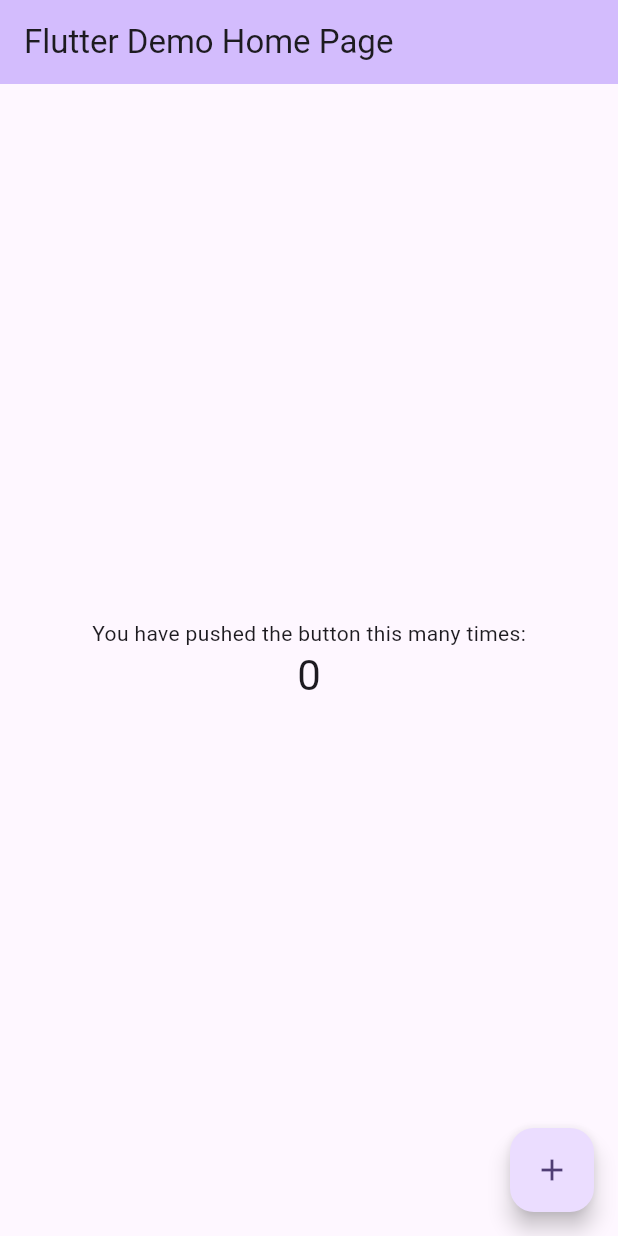
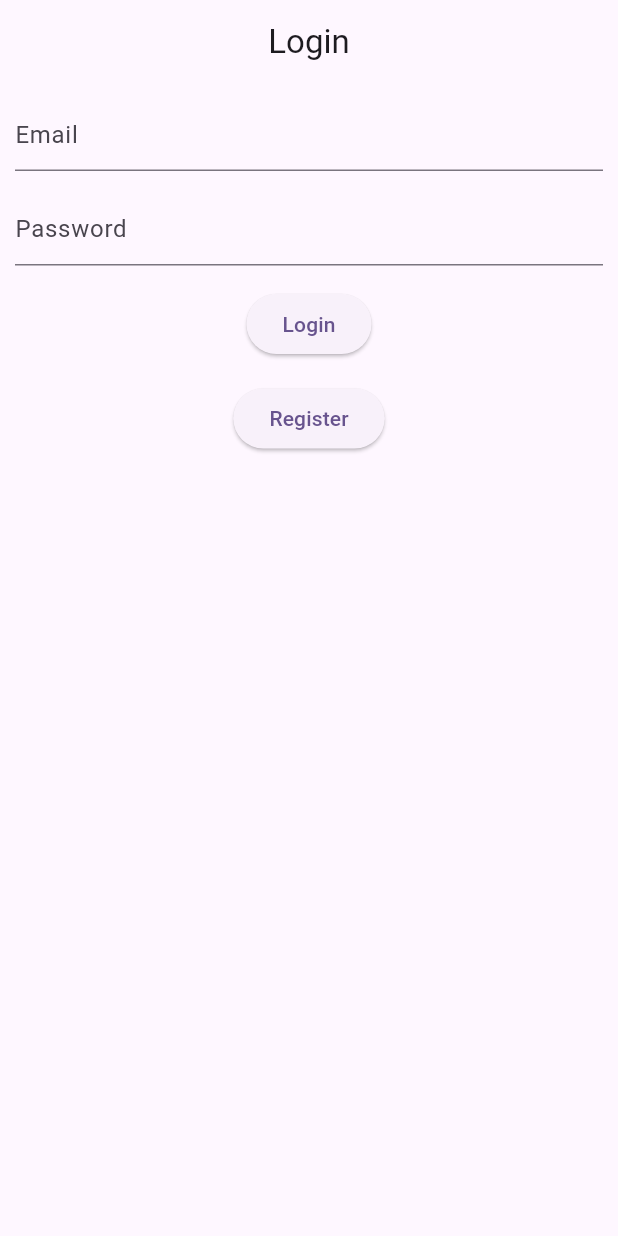
Before and after one commit to Seyam7/blog_flutter, a Flutter app: the screen it shows after launch, on a phone screen of 412 x 824 dp. Run offline on Flutter 3.47's test engine with Material 3 defaults, Android fonts, the phone set to English and light mode, and no system bars; our stand-ins replace get.

Commit message:
splash screen, login screen, register screen design complete

```diff
--- a/lib/main.dart
+++ b/lib/main.dart
@@ -1,4 +1,6 @@
+import 'package:blog_flutter/views/splash_screen.dart';
 import 'package:flutter/material.dart';
+import 'package:get/get.dart';
 
 void main() {
   runApp(const MyApp());
@@ -10,116 +12,14 @@ class MyApp extends StatelessWidget {
   // This widget is the root of your application.
   @override
   Widget build(BuildContext context) {
-    return MaterialApp(
+    return GetMaterialApp(
+      debugShowCheckedModeBanner: false,
       title: 'Flutter Demo',
       theme: ThemeData(
-        // This is the theme of your application.
-        //
-        // TRY THIS: Try running your application with "flutter run". You'll see
-        // the application has a purple toolbar. Then, without quitting the app,
-        // try changing the seedColor in the colorScheme below to Colors.green
-        // and then invoke "hot reload" (save your changes or press the "hot
-        // reload" button in a Flutter-supported IDE, or press "r" if you used
-        // the command line to start the app).
-        //
-        // Notice that the counter didn't reset back to zero; the application
-        // state is not lost during the reload. To reset the state, use hot
-        // restart instead.
-        //
-        // This works for code too, not just values: Most code changes can be
-        // tested with just a hot reload.
         colorScheme: ColorScheme.fromSeed(seedColor: Colors.deepPurple),
         useMaterial3: true,
       ),
-      home: const MyHomePage(title: 'Flutter Demo Home Page'),
+      home: SplashScreen(),
     );
   }
 }
-
-class MyHomePage extends StatefulWidget {
-  const MyHomePage({super.key, required this.title});
-
-  // This widget is the home page of your application. It is stateful, meaning
-  // that it has a State object (defined below) that contains fields that affect
-  // how it looks.
-
-  // This class is the configuration for the state. It holds the values (in this
-  // case the title) provided by the parent (in this case the App widget) and
-  // used by the build method of the State. Fields in a Widget subclass are
-  // always marked "final".
-
-  final String title;
-
-  @override
-  State<MyHomePage> createState() => _MyHomePageState();
-}
-
-class _MyHomePageState extends State<MyHomePage> {
-  int _counter = 0;
-
-  void _incrementCounter() {
-    setState(() {
-      // This call to setState tells the Flutter framework that something has
-      // changed in this State, which causes it to rerun the build method below
-      // so that the display can reflect the updated values. If we changed
-      // _counter without calling setState(), then the build method would not be
-      // called again, and so nothing would appear to happen.
-      _counter++;
-    });
-  }
-
-  @override
-  Widget build(BuildContext context) {
-    // This method is rerun every time setState is called, for instance as done
-    // by the _incrementCounter method above.
-    //
-    // The Flutter framework has been optimized to make rerunning build methods
-    // fast, so that you can just rebuild anything that needs updating rather
-    // than having to individually change instances of widgets.
-    return Scaffold(
-      appBar: AppBar(
-        // TRY THIS: Try changing the color here to a specific color (to
-        // Colors.amber, perhaps?) and trigger a hot reload to see the AppBar
-        // change color while the other colors stay the same.
-        backgroundColor: Theme.of(context).colorScheme.inversePrimary,
-        // Here we take the value from the MyHomePage object that was created by
-        // the App.build method, and use it to set our appbar title.
-        title: Text(widget.title),
-      ),
-      body: Center(
-        // Center is a layout widget. It takes a single child and positions it
-        // in the middle of the parent.
-        child: Column(
-          // Column is also a layout widget. It takes a list of children and
-          // arranges them vertically. By default, it sizes itself to fit its
-          // children horizontally, and tries to be as tall as its parent.
-          //
-          // Column has various properties to control how it sizes itself and
-          // how it positions its children. Here we use mainAxisAlignment to
-          // center the children vertically; the main axis here is the vertical
-          // axis because Columns are vertical (the cross axis would be
-          // horizontal).
-          //
-          // TRY THIS: Invoke "debug painting" (choose the "Toggle Debug Paint"
-          // action in the IDE, or press "p" in the console), to see the
-          // wireframe for each widget.
-          mainAxisAlignment: MainAxisAlignment.center,
-          children: <Widget>[
-            const Text(
-              'You have pushed the button this many times:',
-            ),
-            Text(
-              '$_counter',
-              style: Theme.of(context).textTheme.headlineMedium,
-            ),
-          ],
-        ),
-      ),
-      floatingActionButton: FloatingActionButton(
-        onPressed: _incrementCounter,
-        tooltip: 'Increment',
-        child: const Icon(Icons.add),
-      ), // This trailing comma makes auto-formatting nicer for build methods.
-    );
-  }
-}
--- /dev/null
+++ b/lib/views/auth/login_screen.dart
@@ -0,0 +1,53 @@
+import 'package:blog_flutter/views/auth/register_screen.dart';
+import 'package:blog_flutter/views/home/home_screen.dart';
+import 'package:flutter/material.dart';
+import 'package:get/get.dart';
+
+class LoginScreen extends StatelessWidget {
+  const LoginScreen({super.key});
+
+  @override
+  Widget build(BuildContext context) {
+    return Scaffold(
+      appBar: AppBar(
+        title: Text('Login'),
+        centerTitle: true,
+      ),
+      body: Padding(
+        padding: EdgeInsets.all(10),
+        child: Column(
+          children: [
+            TextFormField(
+              decoration: InputDecoration(
+                hintText: 'Email',
+              ),
+            ),
+            SizedBox(
+              height: 15,
+            ),
+            TextFormField(
+              obscureText: true,
+              decoration: InputDecoration(
+                hintText: 'Password',
+              ),
+            ),
+            SizedBox(height: 15,),
+            ElevatedButton(
+              onPressed: () {
+                Get.offAll(HomeScreen());
+              },
+              child: Text('Login'),
+            ),
+            SizedBox(height: 15,),
+            ElevatedButton(
+              onPressed: () {
+                Get.to(RegisterScreen());
+              },
+              child: Text('Register'),
+            ),
+          ],
+        ),
+      ),
+    );
+  }
+}
--- a/pubspec.yaml
+++ b/pubspec.yaml
@@ -34,6 +34,7 @@ dependencies:
   # The following adds the Cupertino Icons font to your application.
   # Use with the CupertinoIcons class for iOS style icons.
   cupertino_icons: ^1.0.8
+  get:
 
 dev_dependencies:
   flutter_test:
```
Also changed, not shown: lib/views/auth/register_screen.dart (added, +52 -0 lines), lib/views/home/home_screen.dart (added, +14 -0 lines), lib/views/splash_screen.dart (added, +37 -0 lines), pubspec.lock.
